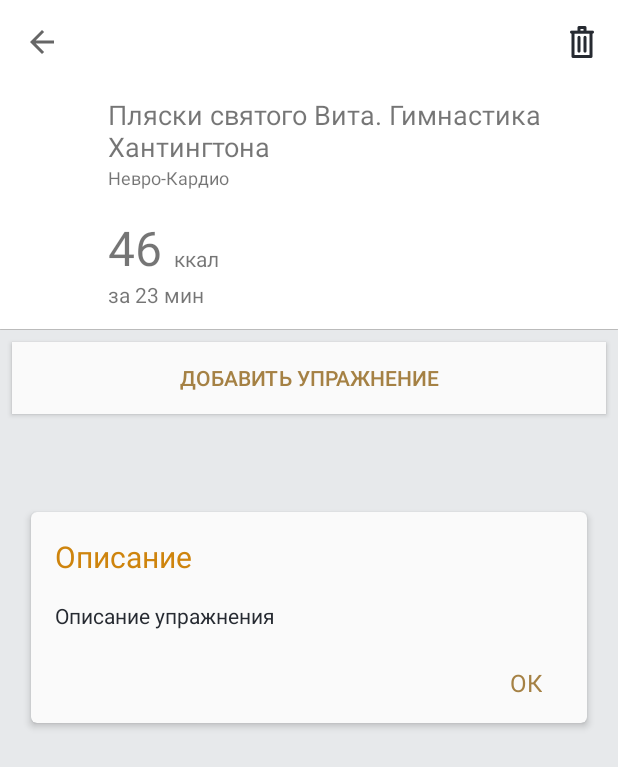
After one commit to Khavronsky/UnitedExercises, an Android app: the fragment ExerciseDescriptionDialog placed in its activity, on a phone screen of 412 x 824 dp. The commit adds this screen. Shown: the top 767 px of the screen. Run offline under Robolectric (Android 15) with nearby library versions, the phone set to English and light mode, and no system bars; our stand-ins replace ButterKnife, Dagger/Hilt's generated code; libraries missing offline, so code that uses them is left out: rx.android.schedulers, rx.schedulers; 3 statements that could not run were skipped.

Commit message:
- добавлен диалог с описанием упражнениия

```diff
--- /dev/null
+++ b/app/src/main/java/com/khavronsky/unitedexercises/presentation/exercise/exercise_performance/dialogs/ExerciseDescriptionDialog.java
@@ -0,0 +1,78 @@
+package com.khavronsky.unitedexercises.presentation.exercise.exercise_performance.dialogs;
+
+
+import com.khavronsky.unitedexercises.R;
+
+import android.app.Dialog;
+import android.content.DialogInterface;
+import android.os.Bundle;
+import android.support.annotation.NonNull;
+import android.support.annotation.Nullable;
+import android.support.v4.app.DialogFragment;
+import android.view.LayoutInflater;
+import android.view.View;
+import android.view.ViewGroup;
+import android.view.Window;
+import android.widget.LinearLayout;
+import android.widget.TextView;
+
+public class ExerciseDescriptionDialog extends DialogFragment {
+    private static final String DESCRIPTION_TAG = "description";
+
+
+    public interface OnDismissListener {
+
+        void doByDismissed();
+    }
+
+    private OnDismissListener mOnDismissListener;
+
+    public void setOnDismissListener(
+            final OnDismissListener onDismissListener) {
+        mOnDismissListener = onDismissListener;
+    }
+
+    public ExerciseDescriptionDialog() {
+    }
+
+    public static ExerciseDescriptionDialog newInstance (String description){
+        ExerciseDescriptionDialog dialog = new ExerciseDescriptionDialog();
+        Bundle args = new Bundle();
+        args.putString(DESCRIPTION_TAG, description);
+        dialog.setArguments(args);
+        return dialog;
+    }
+
+    @NonNull
+    @Override
+    public Dialog onCreateDialog(Bundle savedInstanceState) {
+        Dialog dialog = new Dialog(getContext(), R.style.FullScreenDialog);
+        if (dialog.getWindow() != null) {
+            dialog.getWindow().requestFeature(Window.FEATURE_NO_TITLE);
+        }
+        return dialog;
+    }
+
+    @Nullable
+    @Override
+    public View onCreateView(final LayoutInflater inflater, @Nullable final ViewGroup container,
+            @Nullable final Bundle savedInstanceState) {
+        View v = inflater.inflate(R.layout.exercice_description_dialog, container, false);
+        TextView descriptionTV = (TextView) v.findViewById(R.id.exercise_description_text);
+        if (getArguments() != null) {
+            descriptionTV.setText(getArguments().getString(DESCRIPTION_TAG));
+        }
+        LinearLayout ctvOK = (LinearLayout) v.findViewById(R.id.ctvOK);
+        ctvOK.setOnClickListener(v1 -> {
+            mOnDismissListener.doByDismissed();
+            dismiss();
+        });
+        return v;
+    }
+
+    @Override
+    public void onDismiss(final DialogInterface dialog) {
+        mOnDismissListener.doByDismissed();
+        super.onDismiss(dialog);
+    }
+}
--- a/app/src/main/java/com/khavronsky/unitedexercises/presentation/exercise/exercises_catalogs/ex_cat_adapters/VPAdapterOfExCatalogActivity.java
+++ b/app/src/main/java/com/khavronsky/unitedexercises/presentation/exercise/exercises_catalogs/ex_cat_adapters/VPAdapterOfExCatalogActivity.java
@@ -48,7 +48,7 @@ public class VPAdapterOfExCatalogActivity extends FragmentPagerAdapter {
         mType = type;
 
 
-        // я бы баялся так делать я понимаю что лимит 3 и вроде бы должно быть все ок, но лучше
+        // todo я бы баялся так делать я понимаю что лимит 3 и вроде бы должно быть все ок, но лучше
         // бы не иметь таких сетеров
         recreateFragment((IRefreshableFragment) mFragment1);
         recreateFragment((IRefreshableFragment) mFragment2);
--- /dev/null
+++ b/app/src/main/res/layout/exercice_description_dialog.xml
@@ -0,0 +1,76 @@
+<?xml version="1.0" encoding="utf-8"?>
+<FrameLayout xmlns:android="http://schemas.android.com/apk/res/android"
+    xmlns:app="http://schemas.android.com/apk/res-auto"
+    xmlns:card_view="http://schemas.android.com/apk/res-auto"
+    xmlns:custom="http://schemas.android.com/apk/res-auto"
+    android:layout_width="match_parent"
+    android:layout_height="wrap_content"
+    android:background="@null">
+
+    <android.support.v7.widget.CardView
+        android:id="@+id/add_approach_root_card_view"
+        style="@style/CardViewBase"
+        android:layout_width="match_parent"
+        android:layout_height="wrap_content"
+        android:layout_gravity="center"
+        android:layout_margin="16dp"
+        card_view:cardBackgroundColor="#fafafa"
+        card_view:cardUseCompatPadding="true">
+
+        <LinearLayout
+            android:layout_width="match_parent"
+            android:layout_height="match_parent"
+            android:orientation="vertical">
+
+            <LinearLayout
+                android:layout_width="match_parent"
+                android:layout_height="match_parent"
+                android:orientation="vertical"
+                android:padding="16dp">
+
+
+                <TextView
+                    android:layout_width="wrap_content"
+                    android:layout_height="wrap_content"
+                    android:fontFamily="sans-serif"
+                    android:text="Описание"
+                    android:textColor="#ce840d"
+                    android:textSize="20sp"
+                    android:textStyle="normal" />
+
+                <TextView
+                    android:id="@+id/exercise_description_text"
+                    android:layout_width="wrap_content"
+                    android:layout_height="wrap_content"
+                    android:layout_marginTop="16dp"
+                    android:fontFamily="sans-serif"
+                    android:lineSpacingExtra="6sp"
+                    android:text="Описание упражнения"
+                    android:textColor="@color/gray5"
+                    android:textSize="14sp"
+                    android:textStyle="normal" />
+            </LinearLayout>
+
+            <LinearLayout
+                android:id="@+id/ctvOK"
+                android:layout_width="wrap_content"
+                android:layout_height="wrap_content"
+                android:layout_gravity="end"
+                android:layout_marginEnd="8dp"
+                android:layout_marginBottom="8dp">
+
+                <TextView
+                    android:layout_width="wrap_content"
+                    android:layout_height="wrap_content"
+                    android:layout_marginBottom="8dp"
+                    android:layout_marginLeft="22dp"
+                    android:layout_marginRight="22dp"
+                    android:layout_marginTop="8dp"
+                    android:text="ОК"
+                    android:textColor="@color/gold3"
+                    android:textSize="16sp" />
+            </LinearLayout>
+        </LinearLayout>
+    </android.support.v7.widget.CardView>
+
+</FrameLayout>
--- a/app/src/main/res/menu/menu_scrolling.xml
+++ b/app/src/main/res/menu/menu_scrolling.xml
@@ -2,16 +2,16 @@
     xmlns:app="http://schemas.android.com/apk/res-auto"
     xmlns:tools="http://schemas.android.com/tools"
     >
+    <item
+        android:id="@+id/info"
+        android:orderInCategory="100"
+        android:title="Delete"
+        android:icon="@drawable/ic_menu_info"
+        app:showAsAction="always" />
     <item
         android:id="@+id/delete"
         android:orderInCategory="100"
         android:title="Delete"
         android:icon="@drawable/ic_trash"
         app:showAsAction="always" />
-    <item
-        android:id="@+id/edit"
-        android:orderInCategory="100"
-        android:title="Edit"
-        android:icon="@drawable/ic_create"
-        app:showAsAction="ifRoom" />
 </menu>
```
Also changed, not shown: app/src/main/java/com/khavronsky/unitedexercises/presentation/exercise/exercise_performance/ExercisePerformActivity.java (+15 -20 lines), app/src/main/java/com/khavronsky/unitedexercises/presentation/exercise/exercises_catalogs/ExerciseCatalogActivity.java (+7 -3 lines), app/src/main/res/drawable-hdpi/ic_menu_info.png (added), app/src/main/res/drawable-mdpi/ic_menu_info.png (added), app/src/main/res/drawable-xhdpi/ic_menu_info.png (added), app/src/main/res/drawable-xxhdpi/ic_menu_info.png (added), app/src/main/res/drawable-xxxhdpi/ic_menu_info.png (added).
